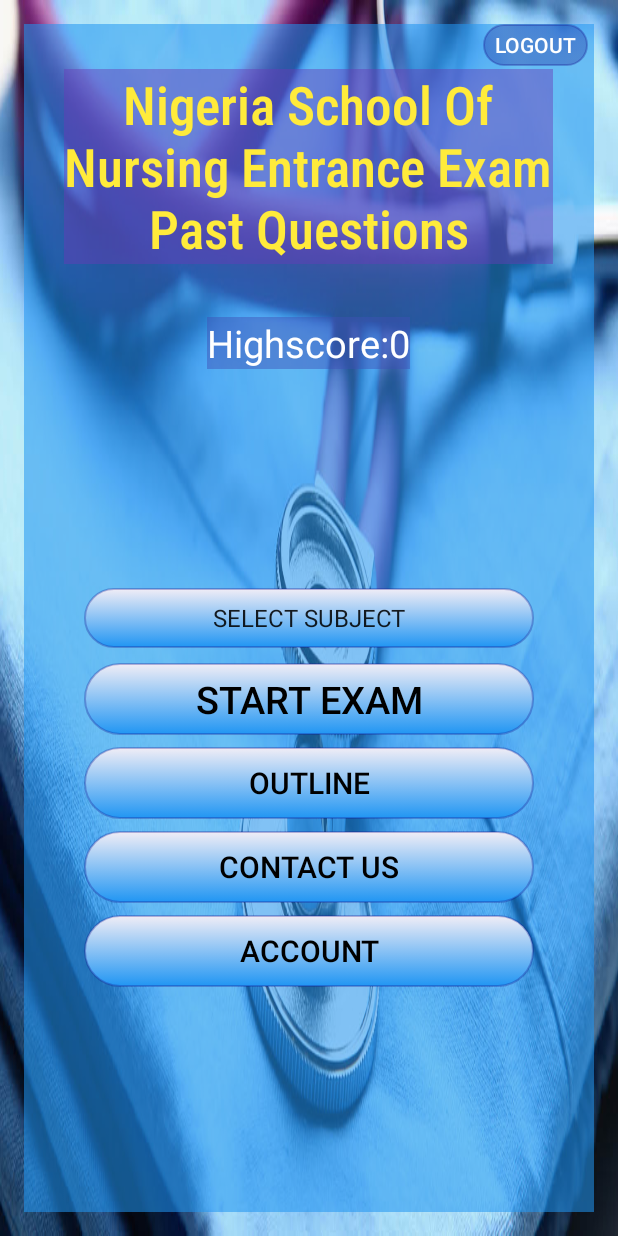
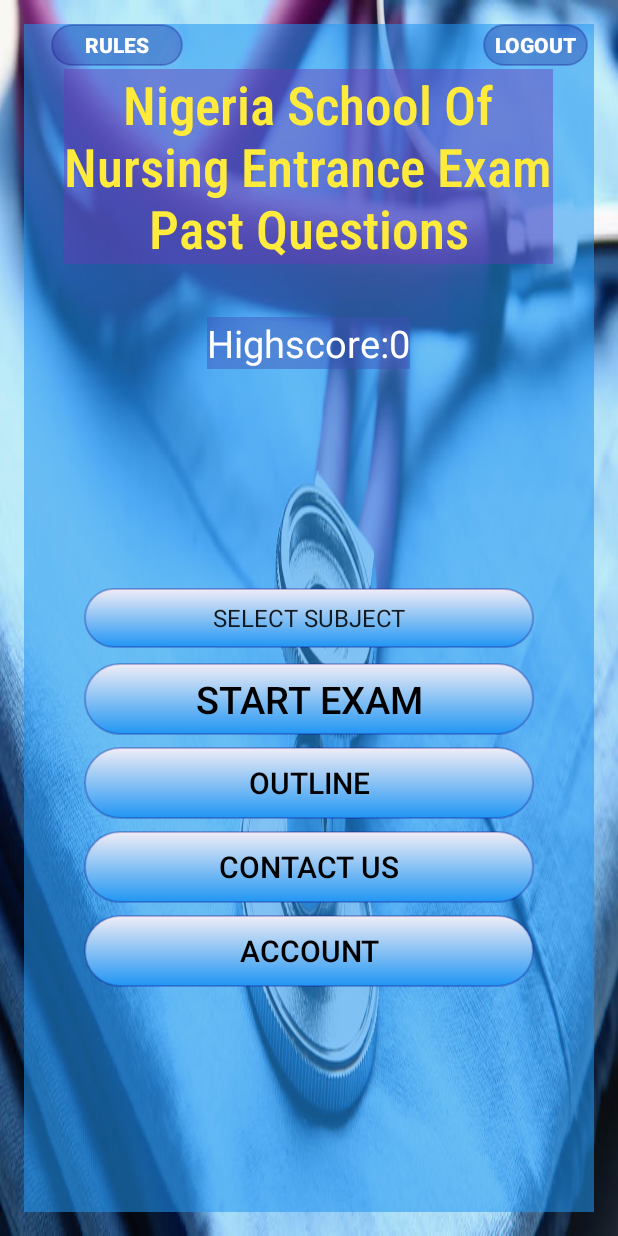
Before and after one commit to Tobang1/NSNEQ, an Android app: the screen it shows after launch once a user with an empty profile is signed in (MainActivity), on a phone screen of 412 x 824 dp. Run offline under Robolectric (Android 15) with nearby library versions, the phone set to English and light mode, and no system bars; our stand-ins replace Firebase (no records; nobody signed in at launch, a user with empty details on screens opened directly); Roboto replaces fonts that are not available here.

Commit message:
added the mathematics questions and the rules layout

```diff
--- a/app/src/main/AndroidManifest.xml
+++ b/app/src/main/AndroidManifest.xml
@@ -13,7 +13,8 @@
         android:supportsRtl="true"
         android:theme="@style/Theme.NSNEQ"
         tools:ignore="AllowBackup">
-        <activity android:name=".account"></activity>
+        <activity android:name=".Rules"></activity>
+        <activity android:name=".account" />
         <activity android:name=".ContactUs" />
         <activity android:name=".Login" />
         <activity android:name=".Register" />
--- a/app/src/main/java/com/borat/NSON/ExamDbHelper.java
+++ b/app/src/main/java/com/borat/NSON/ExamDbHelper.java
@@ -510,10 +510,116 @@ public class ExamDbHelper extends SQLiteOpenHelper {
         addQuestion (q197);
         Question q198 = new Question("The first and highest rank in Nigeria is the", "A: Officer of the order of the Federal republic(OFR)", "B: Officer of the Order of the Niger (OON)", "C: Grand Commander of the order of the Federal Republic (GCFR)","D: Grand Commander of the order of the Niger (GCON)", 3,Category.Current_Affairs);
         addQuestion (q198);
-        Question q199 = new Question("National Youth Service COrp was established in the year", "A: 1953", "B: 1963", "C: 1973","D: 1983",3,Category.Current_Affairs);
+        Question q199 = new Question("National Youth Service COrp was established in the year", "A: 1953", "B: 1963", "C: 1973","D: 1983",3, Category.Current_Affairs);
         addQuestion (q199);
         Question q200 = new Question("Who is the current Minister for Health", "A: Prof Isaac Adewole", "B: Dr. Osagie Ehanire", "C: Prof. Abubakar Malami","D: Dr. Amina Mohammed", 1,Category.Current_Affairs);
         addQuestion (q200);
+
+        //MATHEMATICS
+
+
+
+        Question q201 = new Question(" Simplify (2a+b)-(b-2a)2 ", "A: 6a ", "B: 5a ", "C: 9a ","D: 8a ", 4,Category.MATHEMATICS);
+        addQuestion (q201);
+        Question q202 = new Question(" The angle of Pentagon are x^0, 2x^0 , 3x^0, 2x^0 and (3x-10)^0 find the value of x ", "A: 300  ", "B: 400 ", "C: 500 ","D: 600",3 ,Category.MATHEMATICS);
+        addQuestion (q202);
+        Question q203 = new Question(" Solve for: x and y, 3y -2x = 21 and 4y +5x = 5 ", "A: x= -3, y= 5 ", "B: x= 6, y= 4  ", "C: x= 5, y= -4  ","D:x= 4, y= 2 ",1 ,Category.MATHEMATICS);
+        addQuestion (q203);
+        Question q204 = new Question(" Simplify Log 10^500 + Log10^2", "A: 2 ", "B: 3 ", "C: 4 ","D:5 ", 2,Category.MATHEMATICS);
+        addQuestion (q204);
+        Question q205 = new Question(" if A varies inversely as B and A = 2/3 when B =9, find the value of B when A = 3/4 ", "A: 8  ", "B:9/2 ", "C: 8/81  ","D: 1/8",1, Category.MATHEMATICS);
+        addQuestion (q205);
+        Question q206 = new Question(" Find the average of the first four prime numbers greater than 10  ", "A: 15  ", "B: 17 ", "C: 19 ","D: 20 ", 1,Category.MATHEMATICS);
+        addQuestion (q206);
+        Question q207 = new Question("The vale of x +x x(xx) when x = 2 is ", "A: 10  ", "B: 16 ", "C: 18 ","D: 36",1 ,Category.MATHEMATICS);
+        addQuestion (q207);
+        Question q208 = new Question(" The probability of Bola passing English and Math are x an y respectively. Find the probability of the boy failing both tests ", "A: 1-(x+y)-xy  ", "B: 1-(x+y)+xy  ", "C: 1-(x-y)+xy  ","D: 1-(x-y)-xy ",2 ,Category.MATHEMATICS);
+        addQuestion (q208);
+        Question q209 = new Question(" Which of the following is not a measure of dispersion ", "A: Variance  ", "B: Range  ", "C:  Standard deviation ","D: Mean ",4 ,Category.MATHEMATICS);
+        addQuestion (q209);
+        Question q210 = new Question(" The distance light travel in ine year is approximately 5,870,000,000,000miles. The distance light travels in 100 years is ", "A: 587 X 10^8 miles  ", "B: 587 X 10^10 miles  ", "C: 587 X 10^10 miles  ","D: 587 X 10^12 miles ",4 ,Category.MATHEMATICS);
+        addQuestion (q210);
+        Question q211 = new Question("Find the gradient of the equation 2y-5x+6=5  ", "A: +3  ", "B: 2.5  ", "C: -2.5 ","D: -3 ",2 ,Category.MATHEMATICS);
+        addQuestion (q211);
+        Question q212 = new Question(" y/100 of 480 is 24 fin y ", "A: 6 ", "B: 5 ", "C:3  ","D: 1 ", 2,Category.MATHEMATICS);
+        addQuestion (q212);
+        Question q213 = new Question(" Solve the equation 4p2 = 16p", "A: P=0 or 4   ", "B: P=0 or 2  ", "C: P= -2 or 2  ","D: P= -4 or 16 ",1 ,Category.MATHEMATICS);
+        addQuestion (q213);
+        Question q214 = new Question(" A man has $10,000 to invest. He invest $4000 at 5% and $3500 at 4% . In order to have a yearly income of $500, he must invest the remainder at ", "A:  6% ", "B: 6.1% ", "C: 6.2% ","D: 6.4%",4 ,Category.MATHEMATICS);
+        addQuestion (q214);
+        Question q215 = new Question("if 122y = 1710, find the value of y  ", "A: 4  ", "B: 3  ", "C: 2 ","D:1 ",2 ,Category.MATHEMATICS);
+        addQuestion (q215);
+        Question q216 = new Question(" Solve the equation: (0.25)x-1 = 16 ", "A: 2 ", "B: 1 ", "C: -3 ","D: -1",4 ,Category.MATHEMATICS);
+        addQuestion (q216);
+        Question q217 = new Question(" ATB bank had shares to sell to the general public of 50k at 5.50 per share. A man invested a total of #132,660. How many shares did he buy ", "A: 24120 ", "B: 13220 ", "C: 101210 ","D:9140 ",1 ,Category.MATHEMATICS);
+        addQuestion (q217);
+        Question q218 = new Question(" if (0.2)x = 2 and log 2 = 0.3010, then the value of x to the nearest tenth is: ", "A: -10.0 ", "B: -0.5 ", "C: -0.4 ","D:10.0 ", 3,Category.MATHEMATICS);
+        addQuestion (q217);
+        Question q219 = new Question(" if 103y = 25 then 10-y equals: ", "A: -1/5  ", "B: 1/625 ", "C: 1/50 ","D: 1/5 ",4 ,Category.MATHEMATICS);
+        addQuestion (q219);
+        Question q220 = new Question(" The fraction (5x-11)/ (2x2 + x -6) was obtained by adding the two fractions A/(x+2) and B/(2x-3) The value of A and B must be respectively ", "A: 5x,-11  ", "B: -11,5x  ", "C: -1, 3 ","D: 3, -1 ", 4 ,Category.MATHEMATICS);
+        addQuestion (q220);
+        Question q221 = new Question(" The sum of three numbers is 98. the ratio of the first to the second is 2/3 and the ratio of the second to the third is 5/8. The second number is   ", "A: 15  ", "B: 20 ", "C: 30 ","D: 32 ",3 ,Category.MATHEMATICS);
+        addQuestion (q221);
+        Question q222 = new Question(" At what angle would a concave mirror reflect a ray of light incident on it passing through the center of curvature of the mirror ", "A:  180 degrees ", "B: 45 degrees  ", "C: 0 degrees ","D:  8 degrees",2 ,Category.MATHEMATICS);
+        addQuestion (q222);
+        Question q223 = new Question("  if Logx(1/8) = -3/2, then x is equal to ", "A: -4 ", "B: 4 ", "C: 1/4 ","D: 10 ", 2,Category.MATHEMATICS);
+        addQuestion (q223);
+        Question q224 = new Question(" 20% of 2 is equal to  ", "A: 20 ", "B:  4", "C: 0.4 ","D: 0.04",3 ,Category.MATHEMATICS);
+        addQuestion (q224);
+        Question q225 = new Question(" Find the derivation of y = sin(2x2 + 3x-4) ", "A: -cos(4x+3)  ", "B: -(6x^2 +3) cos(2x^3+3x-4) ", "C: cos(2x^3+3x-4)  ","D: (6x^3+3) cos(2x^3+3) ",1 ,Category.MATHEMATICS);
+        addQuestion (q225);
+        Question q226 = new Question(" How many possible ways are there of seating seven people P,Q<R<S<T<U and V at regular table ", "A:  7 ", "B: 504 ", "C: 360 ","D: 2520", 1,Category.MATHEMATICS);
+        addQuestion (q226);
+        Question q227 = new Question(" The 3rd term of an arithmetic progression is -9 and 7th term is -29. find the 10th term of the progression ", "A: 165  ", "B: 44 ", "C: -44 ","D: -165",3 ,Category.MATHEMATICS);
+        addQuestion (q227);
+        Question q228 = new Question(" If the hypotenuse of a right angled isosceles triangle is 2, what is the length of each of the other side ", "A: 2 ", "B: √2 ", "C: 2/2 ","D:  1",2 ,Category.MATHEMATICS);
+        addQuestion (q228);
+        Question q229 = new Question(" The factors of 6x-5-x^2 are ", "A: (x+3)(x+2)  ", "B: (x-5)(x-1) ", "C: -(x+5)(x+1)  ","D: (x-5)(1-x) ",4 ,Category.MATHEMATICS);
+        addQuestion (q229);
+        Question q230 = new Question(" How many grams of hydrogen gas will be liberated when 8g of magnesium ribbon dissolves in 500cm^3 of 6 M.Hcl? (Mg = 24, H=1, Cl =35.5) ", "A: 1.2g ", "B:  0.7g ", "C:  0.5g ","D:  0.12g",2 ,Category.MATHEMATICS);
+        addQuestion (q230);
+        Question q231 = new Question(" If Log4(x) = 12, then log 2(x/4 is equal to ) ", "A: 11 ", "B:  48 ", "C: -12 ","D: 22",4 ,Category.MATHEMATICS);
+        addQuestion (q231);
+        Question q232 = new Question(" F is a quadratic function whose graph is a parabola opening upward and has a vertex on the x-axis. The graph of the new function g defined by g(x) = 2 -f(x-5) has a range defined by the interval", "A:  [-5, + infinity) ", "B: [2, + infinity)  ", "C: (- infinity, 2]  ","D:( - infinity, 0] ",3 ,Category.MATHEMATICS);
+        addQuestion (q232);
+        Question q233 = new Question(" Simplify 0.000215 X 0.000028 and express your answer in standard form ", "A: 6.03 X 10^9  ", "B: 6.02 X 10^9  ", "C: 6.03 X 10^-9 ","D: 6.02 X 10^-9 ", 4,Category.MATHEMATICS);
+        addQuestion (q233);
+        Question q234 = new Question(" F is a function such that f(x) < 0. The graph of the new function g defined by g(x) = |f(x)| is a reflection of the graph of f ", "A:  On the y axis ", "B: on the x axis ", "C: on the line y = x ","D: on the line y = -1 ", 2,Category.MATHEMATICS);
+        addQuestion (q234);
+        Question q235 = new Question(" If the graph of y = f(x) is transformed into the graph of 2y-6= -4. f(x-3, point (a,b) on the graph  y = f(x) becomes point (A,B) on the graph of 2y-6 =-4f(x-3) where A and B are given by  ", "A: A=a-3, B=b  ", "B:  A=a+3 B=b ", "C:A= a+3, B=2b  ","D: A= a+3, B=2b+3 ",4 ,Category.MATHEMATICS);
+        addQuestion (q235);
+        Question q236 = new Question(" When a parabola represented by the equation y-2x^2 = 8x+5 is translated 3 units to the left and 2 units up, the new parabola has its vertex at  ", "A:(-5, -1)  ", "B: (-5, 5) ", "C: (-1, 3)  ","D:  (-2, -3", 1 ,Category.MATHEMATICS);
+        addQuestion (q236);
+        Question q237 = new Question(" The graph of the two equations y = ax2+bx+c and y = Ax^2 + Bx +c, such that a and A have different signs and that the quantities b2- 4ac and B 2-4AC are both negative ", "A: Intersect at two points ", "B: Intersect at one point  ", "C: do not intersect  ","D: none of the above ",3 ,Category.MATHEMATICS);
+        addQuestion (q237);
+        Question q238 = new Question(" The graph of the two linear equations ax-by = c and bx-ay=c where a, b and c are all not equal to zero  ", "A: are parallel ", "B: intersect at one point  ", "C: intersect at two points  ","D: perpendicular ",4 ,Category.MATHEMATICS);
+        addQuestion (q238);
+        Question q239 = new Question("  For x greater than or equal to zero and less than or equal to 2 pi, sinx and cos x are both decreasing on the intervals ", "A: (0, pi/2)  ", "B: (pi/2, pi)  ", "C: (pi, 3pi/2)  ","D: (3pi/2, 2pi) ",2 ,Category.MATHEMATICS);
+        addQuestion (q239);
+        Question q240 = new Question(" The three solutions of the equation f(x) = 0 are -2, 0 and 3 Therefore, the three solutions of the equation f(x-2) = 0 are  ", "A:  -4, -2 ", "B: -2,0 and 3 ", "C: 4,2 and 5 ","D: 0,2 and 5 ",4 ,Category.MATHEMATICS);
+        addQuestion (q240);
+        Question q241 = new Question(" The three solutions of the equation f(x) = 0 are -4,8 and 11, therefore, the three solutions of the equation f(2x) = 0 are  ", "A: -2,4 and 11/2 ", "B: -8,16 and 22  ", "C:  -4,8 and 11 ","D: 2,1/2 and 7/2 ",1 ,Category.MATHEMATICS);
+        addQuestion (q241);
+        Question q242 = new Question(" A school committee consists of 2 teachers and 4 students. The number of different committees that can be formed from 5 teachers and 10 students is  ", "A:  10 ", "B: 15 ", "C: 2100 ","D: 8", 3,Category.MATHEMATICS);
+        addQuestion (q242);
+        Question q243 = new Question(" Five books (A<B<C<D and E) are to be arranged on a shelf. Books C and D are t be arranged first and second starting from the right of the shelf. the number of the different orders in which books A,B and E may be arranged is ", "A: 5! ", "B: 3! ", "C: 2! ","D: 3! *2 ",2 ,Category.MATHEMATICS);
+        addQuestion (q243);
+        Question q244 = new Question(" The mean of a data set is equal to 10 and its standard deviation is equal to 1. if we add 5 to each data value, then the mean and standard deviation become ", "A: mean = 15, standard deviation = 6  ", "B: mean = 10, standard deviation =6  ", "C: mean = 15, standard deviation = 1  ","D: mean = 10, standard deviation = 1 ",3 ,Category.MATHEMATICS);
+        addQuestion (q244);
+        Question q245 = new Question(" The exam score of all 500 students were recorded and it was determined that these scores were normally distributed. If Jane's score is 0.8 standard deviation above the mean, then how many, to the nearest unit, students scored above jane?  ", "A: 394 ", "B: 250  ", "C: 400  ","D: 106 ",4 ,Category.MATHEMATICS);
+        addQuestion (q245);
+        Question q246 = new Question("if f(x) is an odd function, then | f(x) | is   ", "A: an odd function ", "B:  an even function ", "C: neither odd nor even  ","D: even and odd ", 2,Category.MATHEMATICS);
+        addQuestion (q246);
+        Question q247 = new Question("The period of |sin(3x)| is  ", "A: 2 pi  ", "B: 2pi/3 ", "C: pi/3  ","D: 3 pi ", 3,Category.MATHEMATICS);
+        addQuestion (q247);
+        Question q248 = new Question(" The period of 2sinx cos x is ", "A: 4pi ", "B: 2pi ", "C:  4pi ","D:  pi",4 ,Category.MATHEMATICS);
+        addQuestion (q248);
+        Question q249 = new Question(" A tennis player won 66 out of first 1212 sets. Then he won all f the remaining 66 sets. What part of the sets did the player win? ", "A: 1/3 ", "B: 2/3  ", "C: 1/4","D: 1/2",3 ,Category.MATHEMATICS);
+        addQuestion (q249);
+        Question q250 = new Question("A boy had $36 after a couple of hours of shopping he had $8 left what part of the money did he spend ?  ", "A: 2/9 ", "B: 2/7 ", "C: 7/9 ","D: 4/9 ",4 ,Category.MATHEMATICS);
+        addQuestion (q250);
+
 
 
 
--- a/app/src/main/java/com/borat/NSON/MainActivity.java
+++ b/app/src/main/java/com/borat/NSON/MainActivity.java
@@ -47,6 +47,14 @@ public class MainActivity extends AppCompatActivity {
             startExam();
         });
 
+        Button buttonRules = findViewById(R.id.buttonRules);
+        buttonRules.setOnClickListener(new View.OnClickListener() {
+            @Override
+            public void onClick(View v) {
+                startRules();
+            }
+        });
+
         Button buttonBiblography = findViewById(R.id.button_bibliography);
         buttonBiblography.setOnClickListener(new View.OnClickListener() {
             @Override
@@ -91,6 +99,10 @@ public class MainActivity extends AppCompatActivity {
     private void startAccount(){
         Intent intent = new Intent(MainActivity.this, account.class);
              startActivity(intent);
+    }
+    private  void startRules(){
+        Intent intent = new Intent(MainActivity.this, Rules.class);
+        startActivity(intent);
     }
 
 
--- a/app/src/main/res/layout/activity_main.xml
+++ b/app/src/main/res/layout/activity_main.xml
@@ -7,11 +7,24 @@
     android:padding="16dp"
     tools:context=".MainActivity">
 
+
+    <androidx.appcompat.widget.AppCompatButton
+        android:id="@+id/buttonRules"
+        android:layout_width="wrap_content"
+        android:layout_height="28dp"
+        android:background="@drawable/my_btn"
+        android:layout_toLeftOf="@+id/button2"
+        android:layout_marginRight="200dp"
+        android:text="RULES"
+        android:textColor="@color/white"
+        android:textStyle="bold"/>
+
     <androidx.appcompat.widget.AppCompatButton
         android:id="@+id/button2"
         android:layout_width="70dp"
         android:background="@drawable/my_btn"
         android:layout_height="28dp"
+        android:textStyle="bold"
         android:layout_alignParentEnd="true"
         android:layout_alignParentRight="true"
         android:layout_marginEnd="4dp"
```
Also changed, not shown: app/src/main/java/com/borat/NSON/Rules.java (added, +14 -0 lines), app/src/main/res/layout/activity_rules.xml (added, +72 -0 lines), app/src/main/res/layout/rules_content.xml (added, +22 -0 lines), app/src/main/res/values/strings.xml (+44 -0 lines), app/src/main/res/drawable/rules.png (added).
